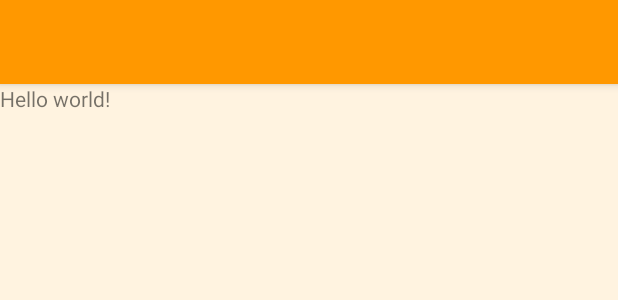
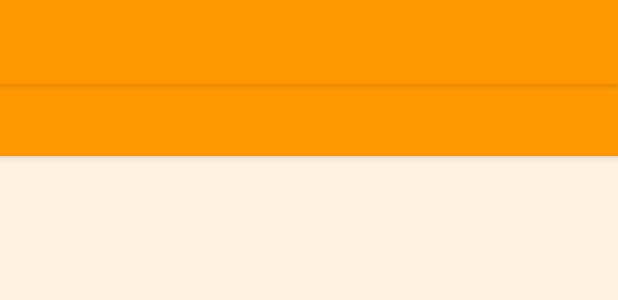
Before and after one commit to andrewdarvell/MeetingClientMaterial, an Android app: the layout activity_main.xml on its own in the app's theme, with its tools: preview values and no code run, on a phone screen of 412 x 824 dp. Shown: the top 300 px of the screen. Run offline under Robolectric (Android 15) with nearby library versions, the phone set to English and light mode, and no system bars.

Commit message:
Tabs in work

```diff
--- a/app/build.gradle
+++ b/app/build.gradle
@@ -22,4 +22,5 @@ android {
 dependencies {
     compile fileTree(dir: 'libs', include: ['*.jar'])
     compile 'com.android.support:appcompat-v7:22.2.1'
+    compile 'com.android.support:design:22.2.0'
 }
--- a/app/src/main/res/layout/activity_main.xml
+++ b/app/src/main/res/layout/activity_main.xml
@@ -1,10 +1,17 @@
 <LinearLayout xmlns:android="http://schemas.android.com/apk/res/android"
     xmlns:tools="http://schemas.android.com/tools"
+    xmlns:app="http://schemas.android.com/apk/res-auto"
     android:orientation="vertical"
     android:layout_width="match_parent"
     android:layout_height="match_parent"
     android:background="@color/mainBackground"
     tools:context=".MainActivity">
+
+    <android.support.design.widget.AppBarLayout
+        android:layout_width="match_parent"
+        android:layout_height="wrap_content"
+        android:theme="@style/ThemeOverlay.AppCompat.Dark">
+
 
         <include
             android:id="@+id/toolbar"
@@ -12,11 +19,20 @@
 
         </include>
 
-    <TextView
+        <android.support.design.widget.TabLayout
+            android:id="@+id/tabLayout"
+            android:scrollbars="horizontal"
             android:layout_below="@+id/toolbar"
-        android:layout_width="wrap_content"
+            android:layout_width="match_parent"
             android:layout_height="wrap_content"
-        android:text="@string/hello_world" />
+            android:background="@color/ColorPrimary"
+            app:layout_scrollFlags="scroll|enterAlways"
+            />
+    </android.support.design.widget.AppBarLayout>
 
+    <android.support.v4.view.ViewPager
+        android:id="@+id/pager_schedules"
+        android:layout_width="match_parent"
+        android:layout_height="match_parent"/>
 
 </LinearLayout>
```
Also changed, not shown: app/src/main/java/ru/darvell/meetingclient/MainActivity.java (+39 -0 lines). Lines whose indentation alone changed are shown as unchanged.
